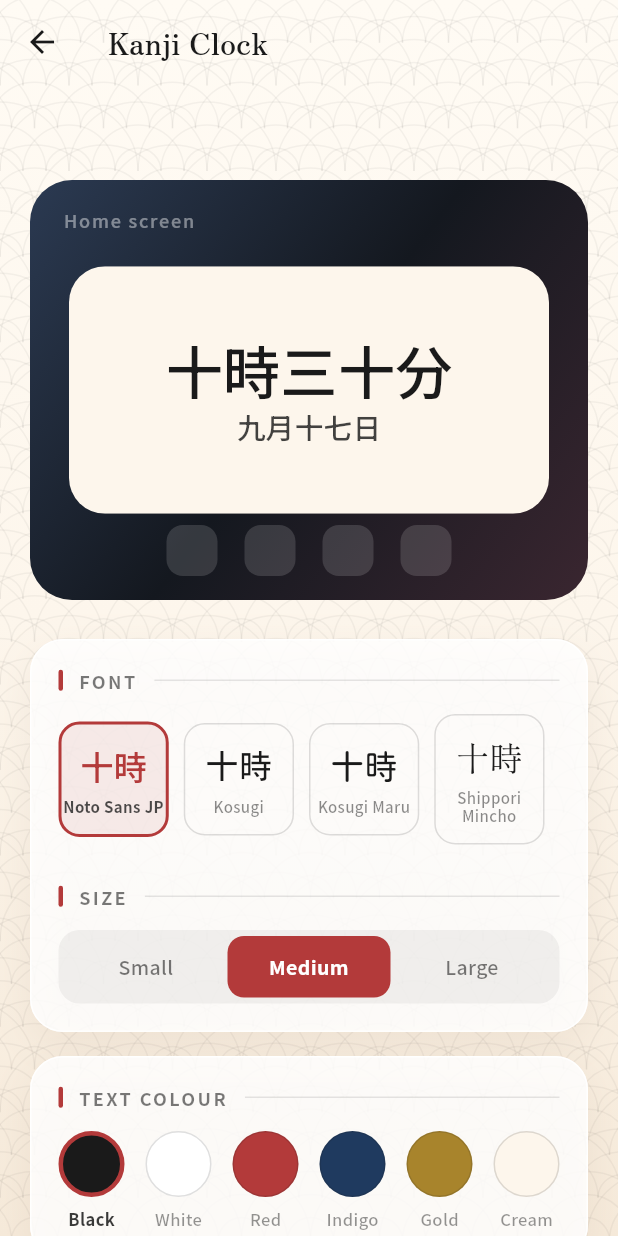
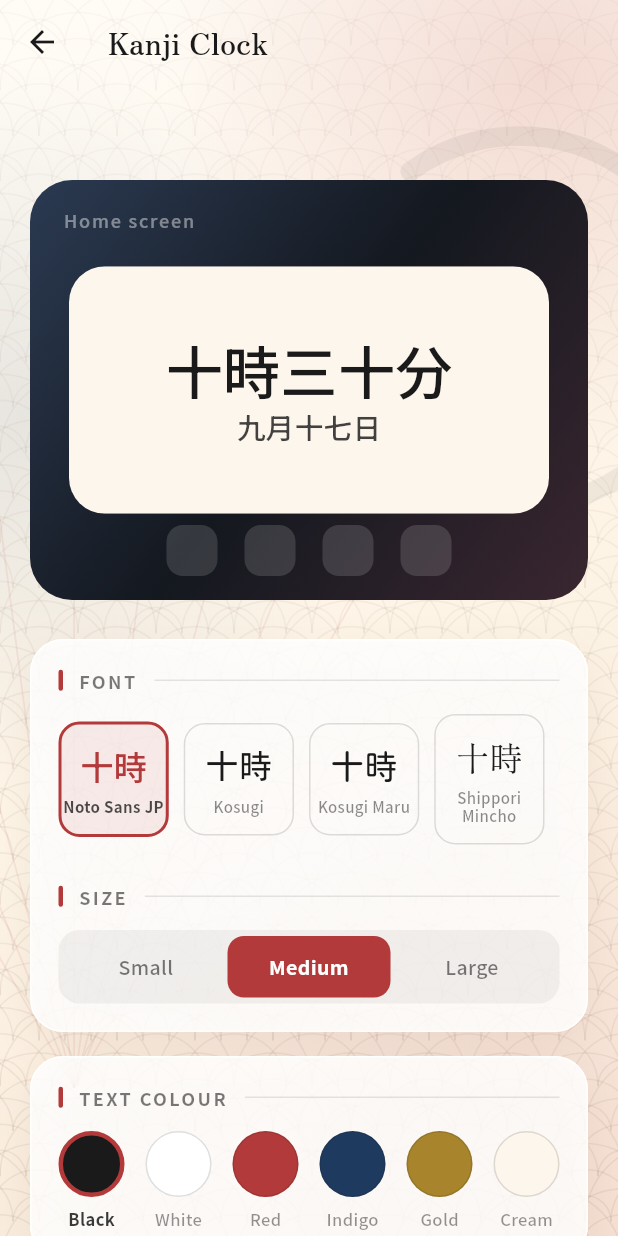
Before and after one commit to Alif-Fikri/Kanji, a Flutter app: the screen it shows after launch, after a tap on an icon or button, on a phone screen of 412 x 824 dp. Run offline on Flutter 3.47's test engine with Material 3 defaults, Android fonts, the phone set to English and light mode, and no system bars; our stand-ins replace equatable, flutter_bloc, hive, hive_flutter; missing offline and left inert: home_widget; accounts and stored records are empty; project files that could hold a hidden picture were left out.

Commit message:
Enrich app background with layered washi pattern, colour auras and enso

```diff
--- a/lib/core/widgets/washi_background.dart
+++ b/lib/core/widgets/washi_background.dart
@@ -22,18 +22,19 @@ class WashiBackground extends StatelessWidget {
             child: DecoratedBox(
               decoration: const BoxDecoration(
                 gradient: LinearGradient(
-                  begin: Alignment.topCenter,
-                  end: Alignment.bottomCenter,
+                  begin: Alignment.topLeft,
+                  end: Alignment.bottomRight,
                   colors: [
-                    Color(0xFFFFFBF4),
-                    Color(KanjiPalette.kinari),
-                    Color(0xFFF6EADA),
+                    Color(0xFFFFFCF6),
+                    Color(0xFFFDF4E6),
+                    Color(0xFFF7E6D6),
                   ],
+                  stops: [0, 0.55, 1],
                 ),
               ),
             ),
           ),
-          Positioned.fill(child: CustomPaint(painter: _SeigaihaPainter())),
+          Positioned.fill(child: CustomPaint(painter: _WashiPainter())),
           child,
         ],
       ),
@@ -41,29 +42,71 @@ class WashiBackground extends StatelessWidget {
   }
 }
 
-class _SeigaihaPainter extends CustomPainter {
-  static const double _radius = 46;
-  static const int _rings = 3;
+class _WashiPainter extends CustomPainter {
+  static const double _waveRadius = 52;
+  static const int _waveRings = 3;
 
   @override
   void paint(Canvas canvas, Size size) {
-    final paint = Paint()
-      ..style = PaintingStyle.stroke
-      ..strokeWidth = 1
-      ..color = const Color(KanjiPalette.sumi).withAlpha(12);
+    _paintAura(canvas, size);
+    _paintSeigaiha(canvas, size);
+    _paintEnso(canvas, size);
+    _paintSunRays(canvas, size);
+  }
 
-    final stepX = _radius;
-    final stepY = _radius * 0.62;
+  void _paintAura(Canvas canvas, Size size) {
+    void aura(Offset centre, double radius, Color color) {
+      canvas.drawCircle(
+        centre,
+        radius,
+        Paint()
+          ..shader = RadialGradient(
+            colors: [color, color.withAlpha(0)],
+          ).createShader(Rect.fromCircle(center: centre, radius: radius)),
+      );
+    }
+
+    aura(
+      Offset(size.width * 0.88, size.height * 0.06),
+      size.width * 0.62,
+      const Color(KanjiPalette.shu).withAlpha(40),
+    );
+    aura(
+      Offset(size.width * 0.04, size.height * 0.34),
+      size.width * 0.58,
+      const Color(KanjiPalette.ai).withAlpha(26),
+    );
+    aura(
+      Offset(size.width * 0.72, size.height * 0.92),
+      size.width * 0.7,
+      const Color(KanjiPalette.sakura).withAlpha(34),
+    );
+  }
+
+  void _paintSeigaiha(Canvas canvas, Size size) {
+    final stepX = _waveRadius;
+    final stepY = _waveRadius * 0.58;
     final rows = (size.height / stepY).ceil() + 1;
     final cols = (size.width / stepX).ceil() + 2;
 
     for (var row = 0; row < rows; row++) {
+      final y = row * stepY;
+      final depth = (y / size.height).clamp(0.0, 1.0);
+      final alpha = (8 + depth * 16).round();
+      final paint = Paint()
+        ..style = PaintingStyle.stroke
+        ..strokeWidth = 1.1
+        ..color = const Color(0xFF7A5C46).withAlpha(alpha);
+
       final offsetX = row.isEven ? 0.0 : stepX / 2;
       for (var col = -1; col < cols; col++) {
-        final centre = Offset(col * stepX + offsetX, row * stepY);
-        for (var ring = 1; ring <= _rings; ring++) {
+        final centre = Offset(col * stepX + offsetX, y);
+        for (var ring = 1; ring <= _waveRings; ring++) {
           canvas.drawArc(
-            Rect.fromCircle(center: centre, radius: _radius * ring / _rings),
+            Rect.fromCircle(
+              center: centre,
+              radius: _waveRadius * ring / _waveRings,
+            ),
             math.pi,
             math.pi,
             false,
@@ -74,6 +117,40 @@ class _SeigaihaPainter extends CustomPainter {
     }
   }
 
+  void _paintEnso(Canvas canvas, Size size) {
+    final centre = Offset(size.width * 0.84, size.height * 0.26);
+    final radius = size.width * 0.3;
+
+    canvas.drawArc(
+      Rect.fromCircle(center: centre, radius: radius),
+      -math.pi * 0.7,
+      math.pi * 1.72,
+      false,
+      Paint()
+        ..style = PaintingStyle.stroke
+        ..strokeCap = StrokeCap.round
+        ..strokeWidth = 13
+        ..color = const Color(KanjiPalette.sumi).withAlpha(16),
+    );
+  }
+
+  void _paintSunRays(Canvas canvas, Size size) {
+    final centre = Offset(size.width * 0.12, size.height * 0.88);
+    final paint = Paint()
+      ..style = PaintingStyle.stroke
+      ..strokeWidth = 1.2
+      ..color = const Color(KanjiPalette.shu).withAlpha(22);
+
+    for (var i = 0; i < 9; i++) {
+      final angle = -math.pi / 2 + (i - 4) * 0.13;
+      canvas.drawLine(
+        centre,
+        centre + Offset(math.cos(angle), math.sin(angle)) * size.height * 0.55,
+        paint,
+      );
+    }
+  }
+
   @override
-  bool shouldRepaint(covariant _SeigaihaPainter oldDelegate) => false;
+  bool shouldRepaint(covariant _WashiPainter oldDelegate) => false;
 }
--- a/lib/features/widget_gallery/presentation/widgets/widget_gallery_tile.dart
+++ b/lib/features/widget_gallery/presentation/widgets/widget_gallery_tile.dart
@@ -24,7 +24,7 @@ class WidgetGalleryTile extends StatelessWidget {
     final available = kind.isAvailable;
 
     return Opacity(
-      opacity: available ? 1 : 0.55,
+      opacity: available ? 1 : 0.7,
       child: GestureDetector(
         behavior: HitTestBehavior.opaque,
         onTap: onTap,
@@ -99,7 +99,7 @@ class WidgetGalleryTile extends StatelessWidget {
               style: TextStyle(
                 fontSize: 13,
                 height: 1.35,
-                color: scheme.onSurface.withAlpha(130),
+                color: scheme.onSurface.withAlpha(165),
               ),
             ),
           ],
```
